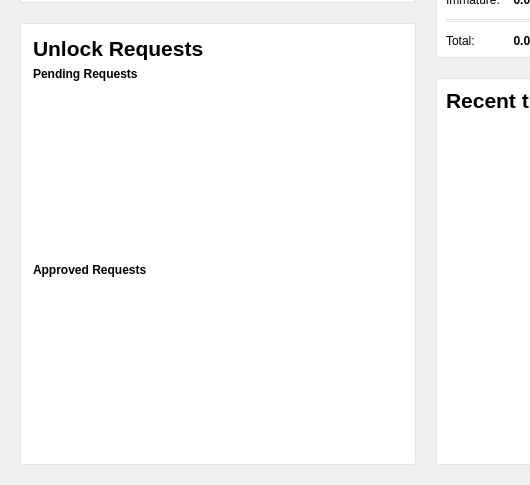
meritlabs/merit, file src/qt/forms/overviewpage.ui: the form before one commit; both pictures show x 0 to 530 and y 197 to 682 of the 851 by 682 pixel window.
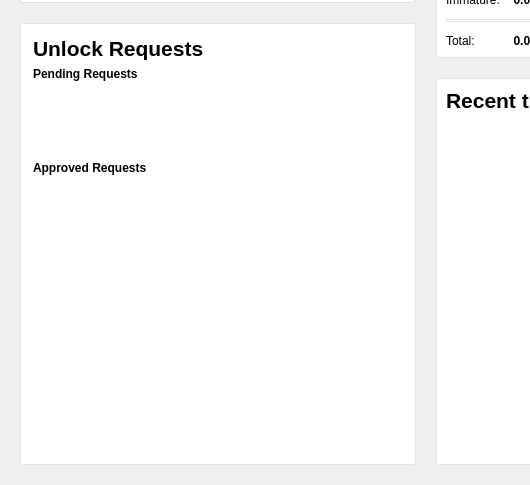
The form after the commit. Icons and pictures are not drawn.

Commit message: remove old alias label

Diff of the .ui file:
```diff
--- a/src/qt/forms/overviewpage.ui
+++ b/src/qt/forms/overviewpage.ui
@@ -396,6 +396,12 @@
           </item>
           <item>
            <widget class="QListView" name="listPendingRequests">
+            <property name="sizePolicy">
+             <sizepolicy hsizetype="Expanding" vsizetype="Maximum">
+              <horstretch>0</horstretch>
+              <verstretch>0</verstretch>
+             </sizepolicy>
+            </property>
             <property name="styleSheet">
              <string notr="true">QListView { background: transparent; }</string>
             </property>
@@ -431,6 +437,12 @@
           </item>
           <item>
            <widget class="QListView" name="listApprovedRequests">
+            <property name="sizePolicy">
+             <sizepolicy hsizetype="Expanding" vsizetype="Expanding">
+              <horstretch>0</horstretch>
+              <verstretch>0</verstretch>
+             </sizepolicy>
+            </property>
             <property name="styleSheet">
              <string notr="true">QListView { background: transparent; }</string>
             </property>
```
Left out of the diff: 14 changed lines with no effect on the pictures. The commit also changes 2 other files.
